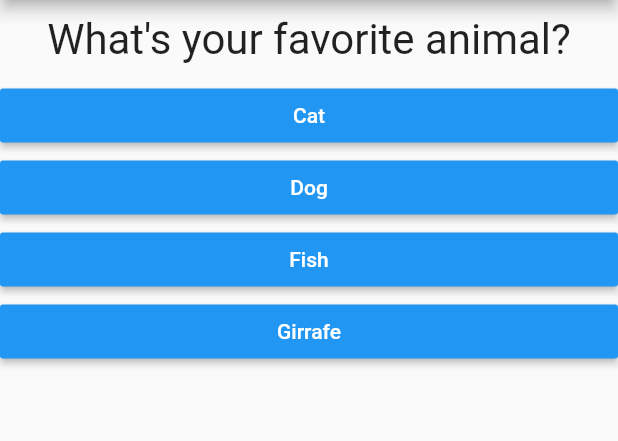
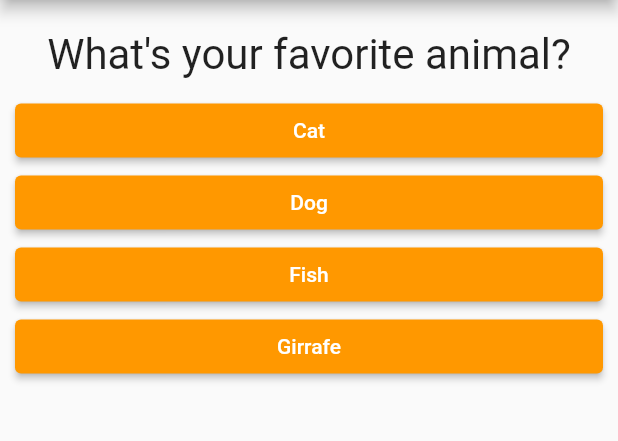
Before and after one commit to keruliki/flutter-crash-course, a Flutter app: the screen it shows after launch, after a tap on "Black", on a phone screen of 412 x 824 dp, the part 84-525 px from its top. Run offline on Flutter 3.47's test engine with Material 2 defaults, Android fonts, the phone set to English and light mode, and no system bars.

Commit message:
add answer and result page

```diff
--- a/lib/answer.dart
+++ b/lib/answer.dart
@@ -2,7 +2,7 @@ import 'package:flutter/material.dart';
 
 class Answer extends StatelessWidget {
 
-  final Function selectHandler;
+  final VoidCallback selectHandler;
   final String answerText;
 
   Answer(this.selectHandler, this.answerText);
@@ -11,11 +11,13 @@ class Answer extends StatelessWidget {
   Widget build(BuildContext context) {
     return Container(
       width: double.infinity,
-      child: RaisedButton(
+      child: ElevatedButton(
+        style: ButtonStyle(
+          backgroundColor: MaterialStateProperty.all(Colors.orange),
+        ),
+
         child: Text(answerText),
-        textColor: Colors.white,
         onPressed: selectHandler,
-        color: Colors.blue,
       ),
     );
   }
--- a/lib/main.dart
+++ b/lib/main.dart
@@ -1,7 +1,8 @@
 import 'package:flutter/material.dart';
+import 'package:flutter_complete_guide/result.dart';
 
-import './question.dart';
-import './answer.dart';
+import './quiz.dart';
+import './result.dart';
 
 void main() {
   runApp(MyApp());
@@ -15,52 +16,79 @@ class MyApp extends StatefulWidget {
 }
 
 class _MyAppState extends State<MyApp> {
+  final _questions = const [
+    {
+      'questionText': 'What\'s your favorite color?',
+      'answers': [
+        {'text': 'Black', 'score': 10},
+        {'text': 'Red', 'score': 5},
+        {'text': 'Green', 'score': 20},
+        {'text': 'White', 'score': 15}
+      ]
+    },
+    {
+      'questionText': 'What\'s your favorite animal?',
+      'answers': [
+        {'text':'Cat', 'score': 5},
+        {'text': 'Dog', 'score': 10},
+        {'text': 'Fish', 'score': 15},
+        {'text': 'Girrafe', 'score': 20}
+        ]
+    },
+    {
+      'questionText': 'What\'s your favorite team?',
+      'answers': [
+        {'text': 'ManUtd', 'score': 30},
+        {'text': 'Chelsea', 'score': 20},
+        {'text': 'Liverpool', 'score': 10},
+        {'text': 'ManCity', 'score': 5}
+        ]
+    },
+  ];
+
   var _questionIndex = 0;
+  var moreQuestions = true;
+  var _totalScore = 0;
 
-  void _answerQuestion() {
+  void _resetQuiz() {
     setState(() {
-      _questionIndex = _questionIndex + 1;
+      _questionIndex = 0;
+      _totalScore = 0;
     });
+  }
 
-    print('Answer chosen!');
+  void _answerQuestion(int score) {
+
+    _totalScore += score;
+
+    if (_questionIndex < _questions.length) {
+      moreQuestions = true;
+      setState(() {
+        _questionIndex = _questionIndex + 1;
+      });
+
+      print('Answer chosen!');
+    } else {
+      moreQuestions = false;
+    }
   }
 
   @override
   Widget build(BuildContext context) {
-    const questions = [
-      {
-        'questionText': 'What\'s your favorite color?',
-        'answers': [
-          'Black', 'Red', 'Green', 'White'
-        ]
-      },
-      {
-        'questionText': 'What\'s your favorite animal?',
-        'answers': [
-          'Cat', 'Dog', 'Fish', 'Girrafe'
-        ]
-      },
-      {
-        'questionText': 'What\'s your favorite team?',
-        'answers': [
-          'ManUtd', 'Chelsea', 'Liverpool', 'ManCity'
-        ]
-      },
-    ];
-
     return MaterialApp(
       home: Scaffold(
         appBar: AppBar(
           title: Text('Flutter Demo'),
         ),
-        body: Column(
-          children: [
-            Question(questions[_questionIndex]['questionText']),
-
-            ...(questions[_questionIndex]['answers'] as List<String>).map( (answer) {
-              return Answer(_answerQuestion, answer);
-            }).toList(),
-          ],
+        body: Container(
+          margin: EdgeInsets.all(10),
+          child: _questionIndex < _questions.length
+              ? Quiz(
+                  questions: _questions,
+                  answerQuestion: _answerQuestion,
+                  questionIndex: _questionIndex,
+                )
+              : Result(_totalScore, _resetQuiz),
         ),
       ),
     );
--- /dev/null
+++ b/lib/quiz.dart
@@ -0,0 +1,26 @@
+import 'package:flutter/material.dart';
+
+import './question.dart';
+import './answer.dart';
+
+class Quiz extends StatelessWidget {
+
+  final List<Map<String, Object>> questions;
+  final int questionIndex;
+  final Function answerQuestion;
+
+  Quiz({@required this.questions, @required this.answerQuestion, @required this.questionIndex});
+
+  @override
+  Widget build(BuildContext context) {
+    return Column(
+        children: [
+          Question(questions[questionIndex]['questionText'] as String),
+          ...(questions[questionIndex]['answers'] as List<Map<String, Object>>)
+              .map((answer) {
+            return Answer(() => answerQuestion(answer['score']), answer['text']);
+          }).toList(),
+        ],
+      );
+  }
+}
```
Also changed, not shown: lib/result.dart (added, +46 -0 lines).
